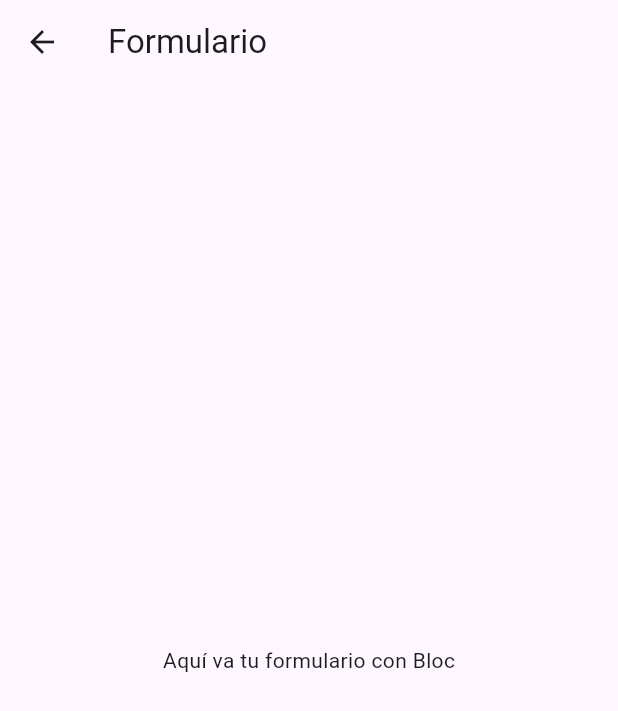
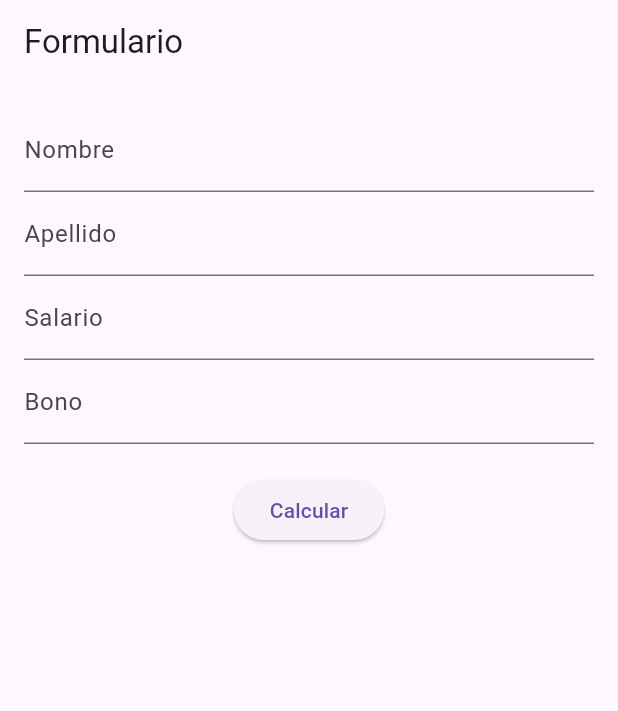
Before and after one commit to Juanrhec904/cubit, a Flutter app: the FormView screen opened directly, on a phone screen of 412 x 824 dp. Shown: the top 711 px of the screen. Run offline on Flutter 3.47's test engine with Material 3 defaults, Android fonts, the phone set to English and light mode, and no system bars; our stand-ins replace bloc, equatable, flutter_bloc.

Commit message:
Cambios en la vista del formulario
Cambios vista formulario

```diff
--- a/form/lib/Presentation/form_view.dart
+++ b/form/lib/Presentation/form_view.dart
@@ -1,16 +1,123 @@
 import 'package:flutter/material.dart';
+import 'package:flutter_bloc/flutter_bloc.dart';
+import '../bloc/Formulario_bloc.dart';
 
-class FormView extends StatelessWidget {
+class FormView extends StatefulWidget {
   const FormView({super.key});
+
+  @override
+  State<FormView> createState() => _FormViewState();
+}
+
+class _FormViewState extends State<FormView> {
+  final _nombreController = TextEditingController();
+  final _apellidoController = TextEditingController();
+  final _salarioController = TextEditingController();
+  final _bonoController = TextEditingController();
+
+  @override
+  void dispose() {
+    // metodo para controlador de texto
+    _nombreController.dispose();
+    _apellidoController.dispose();
+    _salarioController.dispose();
+    _bonoController.dispose();
+    super.dispose();
+  }
 
   @override
   Widget build(BuildContext context) {
     return Scaffold(
-      appBar: AppBar(
-        title: const Text("Formulario"),
-      ),
-      body: const Center(
-        child: Text("Aquí va tu formulario con Bloc"),
+      appBar: AppBar(title: const Text("Formulario")),
+      body: Padding(
+        padding: const EdgeInsets.all(16.0),
+        child: BlocConsumer<FormBloc, FormularioState>(
+          listener: (context, state) {
+            if (state is FormularioFailure) {
+              ScaffoldMessenger.of(context).showSnackBar(
+                SnackBar(content: Text(state.error)),
+              );
+            }
+          },
+          builder: (context, state) {
+            if (state is FormularioLoading) {
+              return const Center(child: CircularProgressIndicator());
+            }
+
+            if (state is FormularioSuccess) {
+              return Center(
+                child: Column(
+                  mainAxisAlignment: MainAxisAlignment.center,
+                  children: [
+                    Text(
+                      "✅ Cálculo exitoso",
+                      style: const TextStyle(
+                        fontSize: 22,
+                        fontWeight: FontWeight.bold,
+                      ),
+                    ),
+                    const SizedBox(height: 12),
+                    Text(
+                      "Total: ${state.total.toStringAsFixed(2)}",
+                      style: const TextStyle(fontSize: 20),
+                    ),
+                    const SizedBox(height: 20),
+                    ElevatedButton(
+                      onPressed: () {
+                        // Reinicia el formulario volviendo al estado inicial
+                        context.read<FormBloc>().emit(FormularioInitial());
+                      },
+                      child: const Text("Nuevo cálculo"),
+                    ),
+                  ],
+                ),
+              );
+            }
+
+            // Estado inicial con el formulario
+            return SingleChildScrollView(
+              child: Column(
+                children: [
+                  TextField(
+                    controller: _nombreController,
+                    decoration: const InputDecoration(labelText: "Nombre"),
+                  ),
+                  TextField(
+                    controller: _apellidoController,
+                    decoration: const InputDecoration(labelText: "Apellido"),
+                  ),
+                  TextField(
+                    controller: _salarioController,
+                    decoration: const InputDecoration(labelText: "Salario"),
+                    keyboardType: TextInputType.number,
+                  ),
+                  TextField(
+                    controller: _bonoController,
+                    decoration: const InputDecoration(labelText: "Bono"),
+                    keyboardType: TextInputType.number,
+                  ),
+                  const SizedBox(height: 20),
+                  ElevatedButton(
+                    onPressed: () {
+                      // Se dispara el evento
+                      context.read<FormBloc>().add(
+                            Calcular_Salario(
+                              nombre: _nombreController.text,
+                              apellido: _apellidoController.text,
+                              salario:
+                                  double.tryParse(_salarioController.text) ?? 0,
+                              bono:
+                                  double.tryParse(_bonoController.text) ?? 0,
+                            ),
+                          );
+                    },
+                    child: const Text("Calcular"),
+                  ),
+                ],
+              ),
+            );
+          },
+        ),
       ),
     );
   }
--- a/form/lib/bloc/Formulario_bloc.dart
+++ b/form/lib/bloc/Formulario_bloc.dart
@@ -1,48 +1,48 @@
-import 'package:bloc/bloc.dart';
+import 'package:flutter_bloc/flutter_bloc.dart';
 import 'package:equatable/equatable.dart';
 import 'package:form/modelo/modelo.dart';
+
 part 'Formulario_event.dart';
 part 'Formulario_state.dart';
 
-class FormBloc extends Bloc<FormEvent, FormState> {
-  FormBloc() : super(FormInitial()) {
-
-    // aquí registramos el evento
+class FormBloc extends Bloc<FormEvent, FormularioState> {
+  FormBloc() : super(FormularioInitial()) {
     on<Calcular_Salario>(_onCalcularSalario);
   }
 
   Future<void> _onCalcularSalario(
     Calcular_Salario event,
-    Emitter<FormState> emit,
+    Emitter<FormularioState> emit,
   ) async {
+
     try {
-      // Mostramos loading
-      emit(FormLoading());
+      // loading
+      emit(FormularioLoading());
 
-      // Simulamos petición a backend con un delay
+      // simular petición
       await Future.delayed(const Duration(seconds: 3));
 
-      // Creamos el usuario
+      // datos del usuario desde el evento
       final usuario = Usuario(
-        nombre: "Juan", // luego lo traerás del form
-        apellido: "Perez",
+        nombre: event.nombre,
+        apellido: event.apellido,
         salario: event.salario,
         bono: event.bono,
       );
 
-      // Validación simple
+      // validación
       if (usuario.salario < 0 || usuario.bono < 0) {
-        emit(FormFailure("Los valores no pueden ser negativos"));
+        emit(const FormularioFailure('Los valores no pueden ser negativos'));
         return;
       }
 
-      // suma del salario y bono
+      // cálculo
       final total = usuario.salario + usuario.bono;
 
-      // Emitimos success
-      emit(FormSuccess(total));
+      // success
+      emit(FormularioSuccess(total));
     } catch (e) {
-      emit(FormFailure("Ocurrió un error: $e"));
+      emit(FormularioFailure('Ocurrió un error: $e'));
     }
   }
 }
--- a/form/lib/bloc/Formulario_event.dart
+++ b/form/lib/bloc/Formulario_event.dart
@@ -4,19 +4,22 @@ sealed class FormEvent extends Equatable {
   const FormEvent();
 
   @override
-  List<Object> get props => [];
+  List<Object?> get props => [];
 }
 
-//Evento para calcular el salario
 final class Calcular_Salario extends FormEvent {
   final String nombre;
   final String apellido;
   final double salario;
   final double bono;
-  Calcular_Salario({
+
+  const Calcular_Salario({
     required this.nombre,
     required this.apellido,
     required this.salario,
     required this.bono,
   });
+
+  @override
+  List<Object?> get props => [nombre, apellido, salario, bono];
 }
--- a/form/lib/bloc/Formulario_state.dart
+++ b/form/lib/bloc/Formulario_state.dart
@@ -1,29 +1,29 @@
 part of 'Formulario_bloc.dart';
 
-sealed class FormState extends Equatable {
-  const FormState();
+sealed class FormularioState extends Equatable {
+  const FormularioState();
 
   @override
   List<Object?> get props => [];
 }
 
-final class FormInitial extends FormState {}
+final class FormularioInitial extends FormularioState {}
 
-final class FormSuccess extends FormState {
+final class FormularioSuccess extends FormularioState {
   final double total;
-  const FormSuccess(this.total);
+  const FormularioSuccess(this.total);
 
   @override
   List<Object?> get props => [total];
 }
 
-final class FormLoading extends FormState {
-  const FormLoading();
+final class FormularioLoading extends FormularioState {
+  const FormularioLoading();
 }
 
-final class FormFailure extends FormState {
+final class FormularioFailure extends FormularioState {
   final String error;
-  const FormFailure(this.error);
+  const FormularioFailure(this.error);
 
   @override
   List<Object?> get props => [error];
--- a/form/lib/main.dart
+++ b/form/lib/main.dart
@@ -1,6 +1,5 @@
 import 'package:flutter/material.dart';
 import 'package:flutter_bloc/flutter_bloc.dart';
-import 'package:form/presentation/salario_view.dart';
 import 'bloc/formulario_bloc.dart';
 import 'cubit/salario_cubit.dart';
 import 'Presentation/form_view.dart';
@@ -22,7 +21,7 @@ class MyApp extends StatelessWidget {
       ],
       child: MaterialApp(
         debugShowCheckedModeBanner: false,
-        home: const SalarioView()
+        home: const FormView()
     )
     );
   }
```
